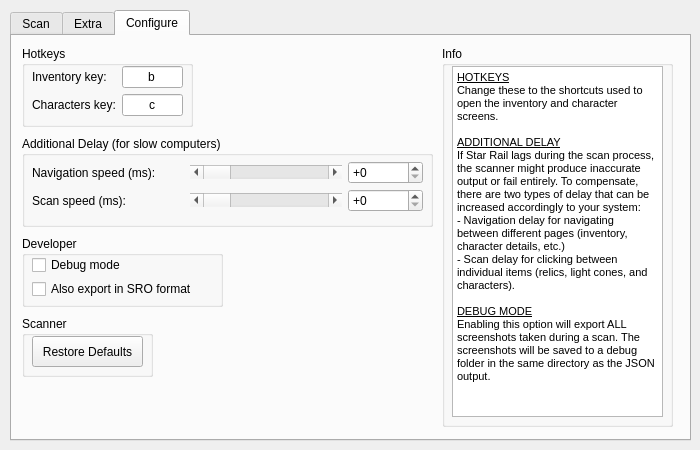
Above: src/ui/hsr_scanner.ui from kel-z/HSR-Scanner before the change. Below: the same form after it.
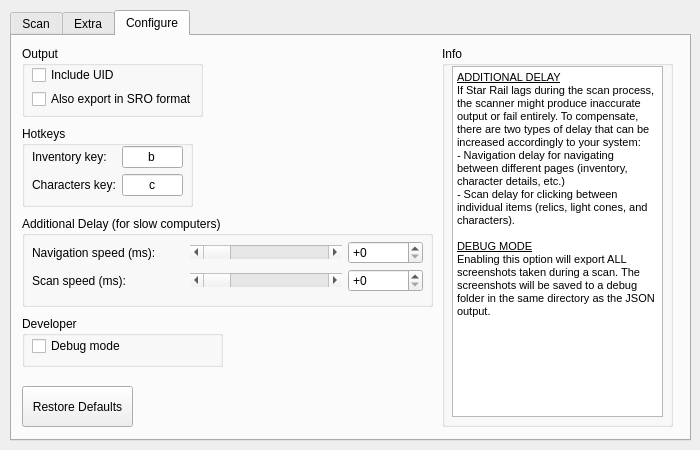
That is the form after the change. The open tabs and pages were chosen to show the change.

Commit message: feat: add uid and trailblazer to output

```diff
--- a/src/ui/hsr_scanner.ui
+++ b/src/ui/hsr_scanner.ui
@@ -694,7 +694,7 @@
       <property name="geometry">
        <rect>
         <x>10</x>
-        <y>10</y>
+        <y>90</y>
         <width>171</width>
         <height>81</height>
        </rect>
@@ -762,35 +762,51 @@
       <property name="geometry">
        <rect>
         <x>10</x>
-        <y>280</y>
-        <width>131</width>
-        <height>61</height>
+        <y>10</y>
+        <width>181</width>
+        <height>71</height>
        </rect>
       </property>
       <property name="title">
-       <string>Scanner</string>
+       <string>Output</string>
       </property>
-      <widget class="QPushButton" name="pushButtonRestoreDefaults">
+      <widget class="QWidget" name="verticalLayoutWidget_2">
        <property name="geometry">
         <rect>
          <x>10</x>
          <y>20</y>
-         <width>111</width>
-         <height>31</height>
+         <width>160</width>
+         <height>42</height>
         </rect>
        </property>
-       <property name="text">
-        <string>Restore Defaults</string>
-       </property>
+       <layout class="QVBoxLayout" name="verticalLayout_4">
+        <item>
+         <widget class="QCheckBox" name="checkBoxIncludeUid">
+          <property name="text">
+           <string>Include UID</string>
+          </property>
+         </widget>
+        </item>
+        <item>
+         <widget class="QCheckBox" name="checkBoxSroFormat">
+          <property name="toolTip">
+           <string>Star Rail Optimizer</string>
+          </property>
+          <property name="text">
+           <string>Also export in SRO format</string>
+          </property>
+         </widget>
+        </item>
+       </layout>
       </widget>
      </widget>
      <widget class="QGroupBox" name="groupBox_8">
       <property name="geometry">
        <rect>
         <x>10</x>
-        <y>200</y>
+        <y>280</y>
         <width>201</width>
-        <height>71</height>
+        <height>51</height>
        </rect>
       </property>
       <property name="title">
@@ -802,7 +818,7 @@
          <x>10</x>
          <y>20</y>
          <width>181</width>
-         <height>42</height>
+         <height>21</height>
         </rect>
        </property>
        <layout class="QVBoxLayout" name="verticalLayout_2">
@@ -816,16 +832,6 @@
           </property>
          </widget>
         </item>
-        <item>
-         <widget class="QCheckBox" name="checkBoxSroFormat">
-          <property name="toolTip">
-           <string>Star Rail Optimizer</string>
-          </property>
-          <property name="text">
-           <string>Also export in SRO format</string>
-          </property>
-         </widget>
-        </item>
        </layout>
       </widget>
      </widget>
@@ -833,7 +839,7 @@
       <property name="geometry">
        <rect>
         <x>10</x>
-        <y>100</y>
+        <y>180</y>
         <width>411</width>
         <height>91</height>
        </rect>
@@ -1027,9 +1033,6 @@
 &lt;html&gt;&lt;head&gt;&lt;meta name=&quot;qrichtext&quot; content=&quot;1&quot; /&gt;&lt;style type=&quot;text/css&quot;&gt;
 p, li { white-space: pre-wrap; }
 &lt;/style&gt;&lt;/head&gt;&lt;body style=&quot; font-family:'MS Shell Dlg 2'; font-size:8.25pt; font-weight:400; font-style:normal;&quot;&gt;
-&lt;p style=&quot; margin-top:0px; margin-bottom:0px; margin-left:0px; margin-right:0px; -qt-block-indent:0; text-indent:0px;&quot;&gt;&lt;span style=&quot; text-decoration: underline;&quot;&gt;HOTKEYS&lt;/span&gt;&lt;/p&gt;
-&lt;p style=&quot; margin-top:0px; margin-bottom:0px; margin-left:0px; margin-right:0px; -qt-block-indent:0; text-indent:0px;&quot;&gt;Change these to the shortcuts used to open the inventory and character screens.&lt;/p&gt;
-&lt;p style=&quot;-qt-paragraph-type:empty; margin-top:0px; margin-bottom:0px; margin-left:0px; margin-right:0px; -qt-block-indent:0; text-indent:0px;&quot;&gt;&lt;br /&gt;&lt;/p&gt;
 &lt;p style=&quot; margin-top:0px; margin-bottom:0px; margin-left:0px; margin-right:0px; -qt-block-indent:0; text-indent:0px;&quot;&gt;&lt;span style=&quot; text-decoration: underline;&quot;&gt;ADDITIONAL DELAY&lt;/span&gt;&lt;/p&gt;
 &lt;p style=&quot; margin-top:0px; margin-bottom:0px; margin-left:0px; margin-right:0px; -qt-block-indent:0; text-indent:0px;&quot;&gt;If Star Rail lags during the scan process, the scanner might produce inaccurate output or fail entirely. To compensate, there are two types of delay that can be increased accordingly to your system:&lt;/p&gt;
 &lt;p style=&quot; margin-top:0px; margin-bottom:0px; margin-left:0px; margin-right:0px; -qt-block-indent:0; text-indent:0px;&quot;&gt;&lt;span style=&quot; font-size:8pt;&quot;&gt;- Navigation delay for navigating between different pages (inventory, character details, etc.)&lt;/span&gt;&lt;/p&gt;
@@ -1040,6 +1043,19 @@
        </property>
       </widget>
      </widget>
+     <widget class="QPushButton" name="pushButtonRestoreDefaults">
+      <property name="geometry">
+       <rect>
+        <x>10</x>
+        <y>350</y>
+        <width>111</width>
+        <height>41</height>
+       </rect>
+      </property>
+      <property name="text">
+       <string>Restore Defaults</string>
+      </property>
+     </widget>
     </widget>
    </widget>
   </widget>
```
The commit also changes 12 other files.
